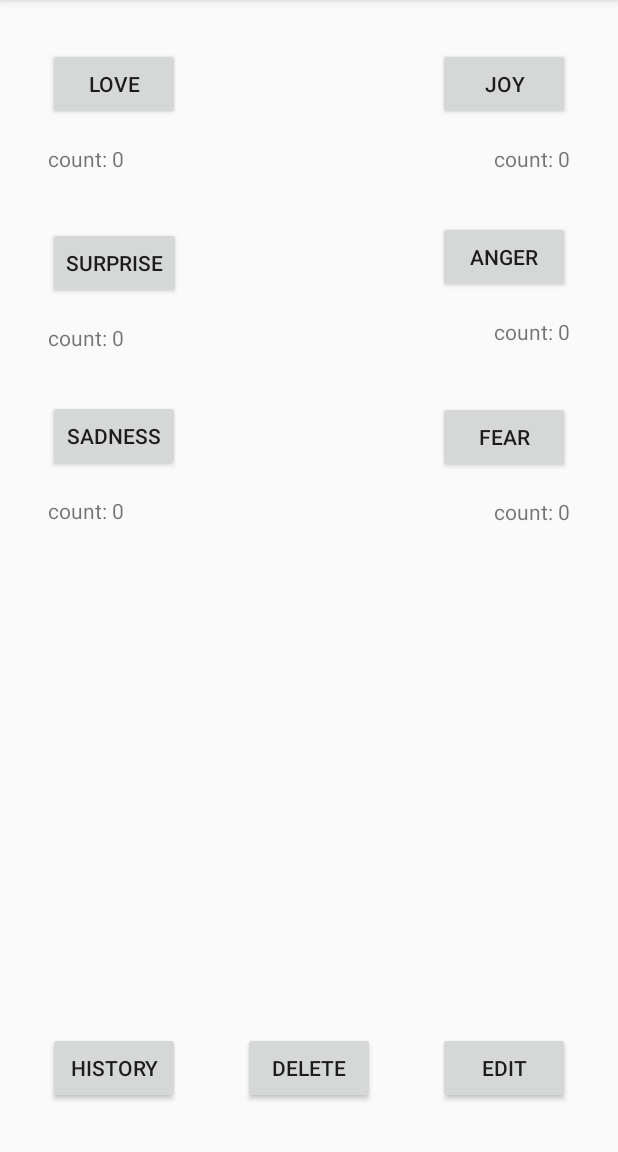
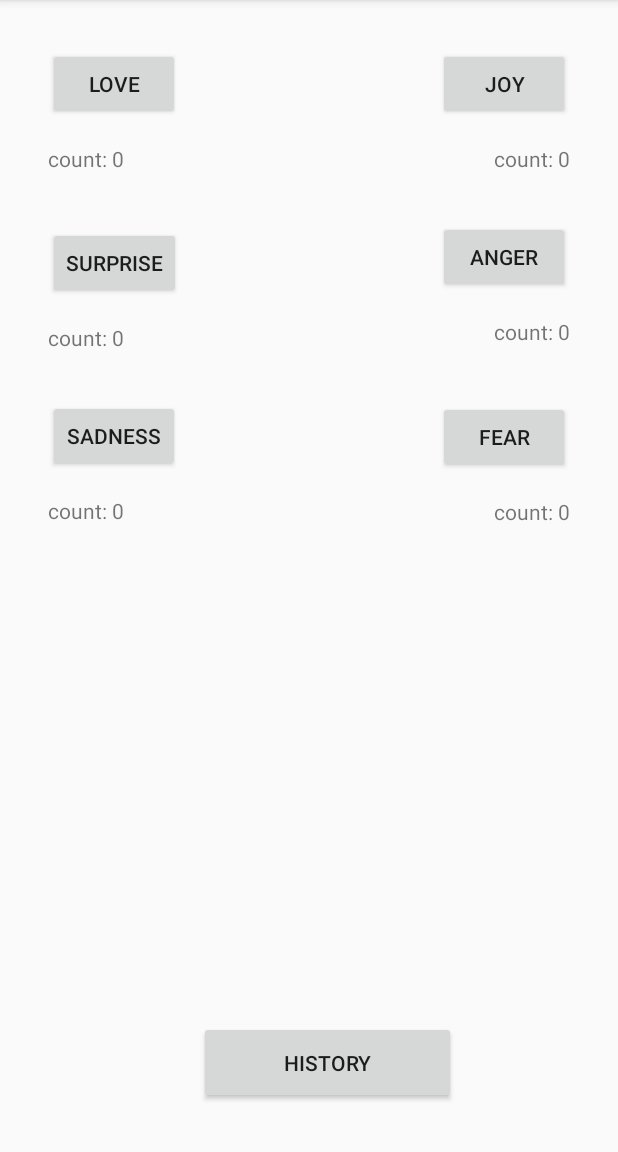
Before and after one commit to tglover98/tglover-FeelsBook, an Android app: the screen it shows after launch (MainActivity), on a phone screen of 412 x 824 dp, the part 84-1236 px from its top. Run offline under Robolectric (Android 15) with nearby library versions, the phone set to English and light mode, and no system bars.

Commit message:
added comments and deleted unused buttons from main

```diff
--- a/app/src/main/java/com/example/tglover_feelsbook/CustomAdapter.java
+++ b/app/src/main/java/com/example/tglover_feelsbook/CustomAdapter.java
@@ -12,6 +12,8 @@ import java.util.ArrayList;
 import java.util.Date;
 
 /**
+ * custom adapter to display the emotions in the list view of history
+ * @author Tristen Glover
  * used code from code path and edited from various resources on stack exchange.
  * https://guides.codepath.com/android/Using-an-ArrayAdapter-with-ListView
  */
--- a/app/src/main/java/com/example/tglover_feelsbook/EditActivity.java
+++ b/app/src/main/java/com/example/tglover_feelsbook/EditActivity.java
@@ -10,6 +10,11 @@ import android.widget.EditText;
 import android.widget.TextView;
 
 import org.w3c.dom.Text;
+
+/**
+ * recieves a bundle of comment and date for editing and returns the new values back to history activity
+ * @author Tristen glover
+ */
 
 public class EditActivity extends AppCompatActivity {
 
--- a/app/src/main/java/com/example/tglover_feelsbook/Emotion.java
+++ b/app/src/main/java/com/example/tglover_feelsbook/Emotion.java
@@ -2,7 +2,10 @@ package com.example.tglover_feelsbook;
 
 import java.util.Date;
 
-
+/**
+ * class for emotions basic constructors for different params and setter and getters
+ * @author Tristen Glover
+ */
 public class Emotion {
     private String emotion;
     private Date date;
--- a/app/src/main/java/com/example/tglover_feelsbook/MainActivity.java
+++ b/app/src/main/java/com/example/tglover_feelsbook/MainActivity.java
@@ -30,6 +30,12 @@ import java.util.Date;
 
 import static java.sql.DriverManager.println;
 
+/**
+ * This activity id the main menu for the app the user clicks on an emotion and it adds that emotion and send them to the comment activity to do optional comment.
+ * the program also displays a count for each emotion and everytime the activity is returned to. The activity loads in an array list of emotions and evertime onResume the array
+ * list is saved into file
+ * @author Tristen Glover
+ */
 
 public class MainActivity extends AppCompatActivity {
     private static final String FILENAME = "file1.sav";
@@ -137,27 +143,7 @@ public class MainActivity extends AppCompatActivity {
                 update = true;
             }
         });
-        /*
-        Button editButton = (Button) findViewById(R.id.edit);
-        editButton.setOnClickListener(new View.OnClickListener() {
-            @Override
-            public void onClick(View v) {
 
-                startActivity(intent);
-                NeedLoad = true;
-            }
-        });
-
-        Button deleteButton = (Button) findViewById(R.id.delete);
-        deleteButton.setOnClickListener(new View.OnClickListener() {
-            @Override
-            public void onClick(View v) {
-                Intent intent = new Intent(v.getContext(), Deletion.class);
-                startActivity(intent);
-                NeedLoad = true;
-            }
-        });
-        */
 
         Button historyButton = (Button) findViewById(R.id.history);
         historyButton.setOnClickListener(new View.OnClickListener() {
--- a/app/src/main/java/com/example/tglover_feelsbook/comment_activity.java
+++ b/app/src/main/java/com/example/tglover_feelsbook/comment_activity.java
@@ -10,7 +10,10 @@ import android.widget.EditText;
 import android.widget.TextView;
 
 import java.util.Date;
-
+/*
+ * called from main activity and returns the optional comment that the user enter to the main
+ * @author Tristen glover
+ */
 public class comment_activity extends AppCompatActivity {
     private EditText commentText;
 
--- a/app/src/main/res/layout/activity_main.xml
+++ b/app/src/main/res/layout/activity_main.xml
@@ -63,25 +63,17 @@
 
     <Button
         android:id="@+id/history"
-        android:layout_width="wrap_content"
-        android:layout_height="wrap_content"
+        android:layout_width="171dp"
+        android:layout_height="55dp"
         android:layout_marginStart="32dp"
         android:layout_marginLeft="32dp"
+        android:layout_marginEnd="8dp"
+        android:layout_marginRight="8dp"
         android:layout_marginBottom="32dp"
         android:text="HISTORY"
         app:layout_constraintBottom_toBottomOf="parent"
+        app:layout_constraintEnd_toEndOf="parent"
         app:layout_constraintStart_toStartOf="parent" />
-
-    <Button
-        android:id="@+id/edit"
-        android:layout_width="wrap_content"
-        android:layout_height="wrap_content"
-        android:layout_marginEnd="32dp"
-        android:layout_marginRight="32dp"
-        android:layout_marginBottom="32dp"
-        android:text="EDIT"
-        app:layout_constraintBottom_toBottomOf="parent"
-        app:layout_constraintEnd_toEndOf="parent" />
 
     <TextView
         android:id="@+id/love_count"
@@ -160,18 +152,4 @@
         app:layout_constraintEnd_toEndOf="parent"
         app:layout_constraintTop_toTopOf="parent" />
 
-    <Button
-        android:id="@+id/delete"
-        android:layout_width="wrap_content"
-        android:layout_height="wrap_content"
-        android:layout_marginStart="8dp"
-        android:layout_marginLeft="8dp"
-        android:layout_marginEnd="8dp"
-        android:layout_marginRight="8dp"
-        android:layout_marginBottom="32dp"
-        android:text="delete"
-        app:layout_constraintBottom_toBottomOf="parent"
-        app:layout_constraintEnd_toStartOf="@+id/edit"
-        app:layout_constraintStart_toEndOf="@+id/history" />
-
 </android.support.constraint.ConstraintLayout>
```
Also changed, not shown: app/src/main/java/com/example/tglover_feelsbook/HistoryActivity.java (+8 -0 lines).
